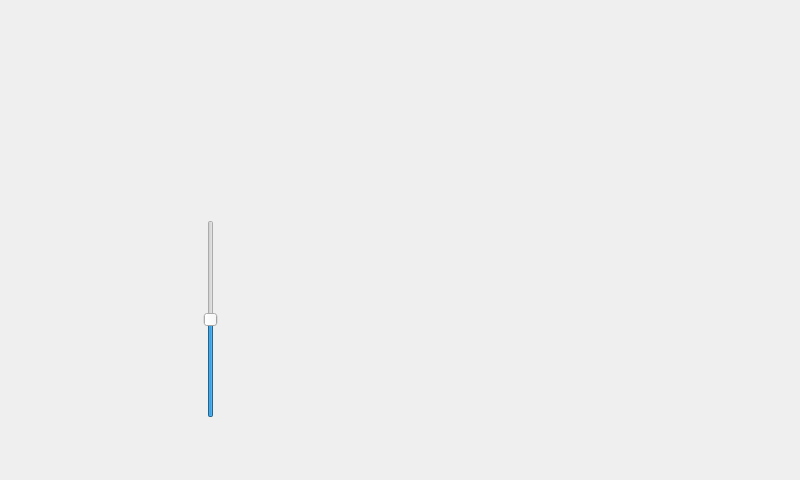
Old version of the form RC-CAR_Qt/mainwindow.ui in the repository bitas0709/RC-CAR.
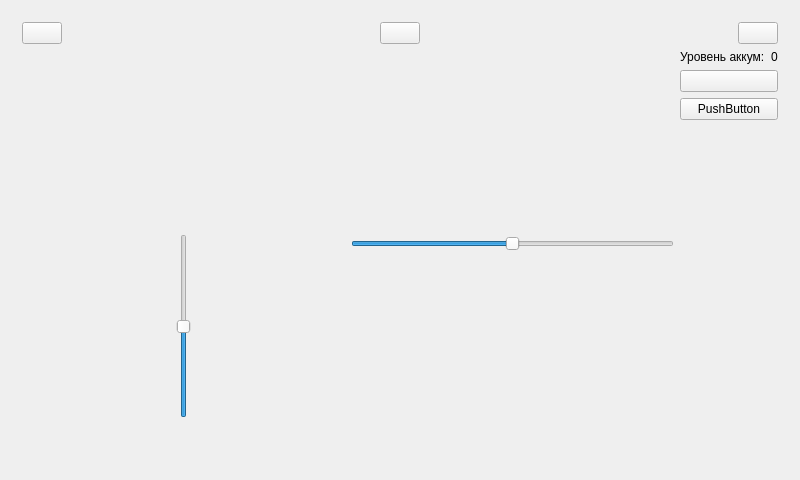
New version of the form. The open tabs and pages were chosen to show the change. Icons and pictures are not drawn.

Commit message: Добавлено:  - Кнопки для управления огнями на машине  - Передача уровня заряда аккумулятора на управляющее устройство  - Возможность управлять поворотом колёс с компьютера Известные проблемы:  - Уровень заряда аккумулятора требуется откалибровать  - Кнопки управления огнями на машине в данной версии не работоспособны

What changed in the file:
```diff
--- a/RC-CAR_Qt/mainwindow.ui
+++ b/RC-CAR_Qt/mainwindow.ui
@@ -14,7 +14,7 @@
    <string>MainWindow</string>
   </property>
   <widget class="QWidget" name="centralWidget">
-   <layout class="QVBoxLayout" name="verticalLayout">
+   <layout class="QHBoxLayout" name="horizontalLayout">
     <item>
      <widget class="QStackedWidget" name="stackedWidget">
       <widget class="QWidget" name="MainPage">
@@ -167,11 +167,104 @@
        </layout>
       </widget>
       <widget class="QWidget" name="ControlPage">
-       <layout class="QVBoxLayout" name="verticalLayout_7">
+       <layout class="QVBoxLayout" name="verticalLayout_10">
         <item>
          <layout class="QHBoxLayout" name="horizontalLayout_3">
           <item>
-           <layout class="QVBoxLayout" name="verticalLayout_6">
+           <widget class="QPushButton" name="TurnLeftButton">
+            <property name="sizePolicy">
+             <sizepolicy hsizetype="Fixed" vsizetype="Fixed">
+              <horstretch>0</horstretch>
+              <verstretch>0</verstretch>
+             </sizepolicy>
+            </property>
+            <property name="text">
+             <string/>
+            </property>
+            <property name="icon">
+             <iconset resource="icons.qrc">
+              <normaloff>:/Resources/Icons/ButtonTurnLeft.png</normaloff>:/Resources/Icons/ButtonTurnLeft.png</iconset>
+            </property>
+            <property name="iconSize">
+             <size>
+              <width>32</width>
+              <height>32</height>
+             </size>
+            </property>
+           </widget>
+          </item>
+          <item>
+           <spacer name="horizontalSpacer_3">
+            <property name="orientation">
+             <enum>Qt::Horizontal</enum>
+            </property>
+            <property name="sizeHint" stdset="0">
+             <size>
+              <width>40</width>
+              <height>20</height>
+             </size>
+            </property>
+           </spacer>
+          </item>
+          <item>
+           <widget class="QPushButton" name="EmergencyLightButton">
+            <property name="text">
+             <string/>
+            </property>
+            <property name="icon">
+             <iconset resource="icons.qrc">
+              <normaloff>:/Resources/Icons/ButtonEmergencyLight.png</normaloff>:/Resources/Icons/ButtonEmergencyLight.png</iconset>
+            </property>
+            <property name="iconSize">
+             <size>
+              <width>32</width>
+              <height>32</height>
+             </size>
+            </property>
+           </widget>
+          </item>
+          <item>
+           <spacer name="horizontalSpacer_9">
+            <property name="orientation">
+             <enum>Qt::Horizontal</enum>
+            </property>
+            <property name="sizeHint" stdset="0">
+             <size>
+              <width>40</width>
+              <height>20</height>
+             </size>
+            </property>
+           </spacer>
+          </item>
+          <item>
+           <widget class="QPushButton" name="TurnRightButton">
+            <property name="sizePolicy">
+             <sizepolicy hsizetype="Fixed" vsizetype="Fixed">
+              <horstretch>0</horstretch>
+              <verstretch>0</verstretch>
+             </sizepolicy>
+            </property>
+            <property name="text">
+             <string/>
+            </property>
+            <property name="icon">
+             <iconset resource="icons.qrc">
+              <normaloff>:/Resources/Icons/ButtonTurnRight.png</normaloff>:/Resources/Icons/ButtonTurnRight.png</iconset>
+            </property>
+            <property name="iconSize">
+             <size>
+              <width>32</width>
+              <height>32</height>
+             </size>
+            </property>
+           </widget>
+          </item>
+         </layout>
+        </item>
+        <item>
+         <layout class="QHBoxLayout" name="horizontalLayout_4">
+          <item>
+           <layout class="QVBoxLayout" name="verticalLayout_3">
             <item>
              <spacer name="verticalSpacer_2">
               <property name="orientation">
@@ -244,6 +337,8 @@
            </layout>
           </item>
           <item>
+           <layout class="QVBoxLayout" name="verticalLayout_6">
+            <item>
            <spacer name="horizontalSpacer_4">
             <property name="orientation">
              <enum>Qt::Horizontal</enum>
@@ -256,6 +351,106 @@
             </property>
            </spacer>
           </item>
+            <item>
+             <widget class="QSlider" name="SteeringSlider">
+              <property name="minimumSize">
+               <size>
+                <width>0</width>
+                <height>30</height>
+               </size>
+              </property>
+              <property name="minimum">
+               <number>-90</number>
+              </property>
+              <property name="maximum">
+               <number>90</number>
+              </property>
+              <property name="orientation">
+               <enum>Qt::Horizontal</enum>
+              </property>
+             </widget>
+            </item>
+            <item>
+             <spacer name="verticalSpacer_4">
+              <property name="orientation">
+               <enum>Qt::Vertical</enum>
+              </property>
+              <property name="sizeType">
+               <enum>QSizePolicy::Minimum</enum>
+              </property>
+              <property name="sizeHint" stdset="0">
+               <size>
+                <width>20</width>
+                <height>40</height>
+               </size>
+              </property>
+             </spacer>
+            </item>
+           </layout>
+          </item>
+          <item>
+           <layout class="QVBoxLayout" name="verticalLayout_7">
+            <item>
+             <layout class="QHBoxLayout" name="horizontalLayout_6">
+              <item>
+               <widget class="QLabel" name="BatteryLevelInfoLabel">
+                <property name="text">
+                 <string>Уровень аккум:</string>
+                </property>
+               </widget>
+              </item>
+              <item>
+               <widget class="QLabel" name="BatteryLevelValueLabel">
+                <property name="text">
+                 <string>0</string>
+                </property>
+               </widget>
+              </item>
+             </layout>
+            </item>
+            <item>
+             <layout class="QVBoxLayout" name="verticalLayout">
+              <item>
+               <widget class="QPushButton" name="HeadlightButton">
+                <property name="text">
+                 <string/>
+                </property>
+                <property name="icon">
+                 <iconset resource="icons.qrc">
+                  <normaloff>:/Resources/Icons/ButtonHeadLight.png</normaloff>:/Resources/Icons/ButtonHeadLight.png</iconset>
+                </property>
+                <property name="iconSize">
+                 <size>
+                  <width>32</width>
+                  <height>32</height>
+                 </size>
+                </property>
+               </widget>
+              </item>
+              <item>
+               <widget class="QPushButton" name="NeonLightButton">
+                <property name="text">
+                 <string>PushButton</string>
+                </property>
+               </widget>
+              </item>
+              <item>
+               <spacer name="verticalSpacer_5">
+                <property name="orientation">
+                 <enum>Qt::Vertical</enum>
+                </property>
+                <property name="sizeHint" stdset="0">
+                 <size>
+                  <width>20</width>
+                  <height>40</height>
+                 </size>
+                </property>
+               </spacer>
+              </item>
+             </layout>
+            </item>
+           </layout>
+          </item>
          </layout>
         </item>
        </layout>
```
Left out of the diff: 83 changed lines with no effect on the pictures. Lines whose indentation alone changed are shown as unchanged. The commit also changes 30 other files.
